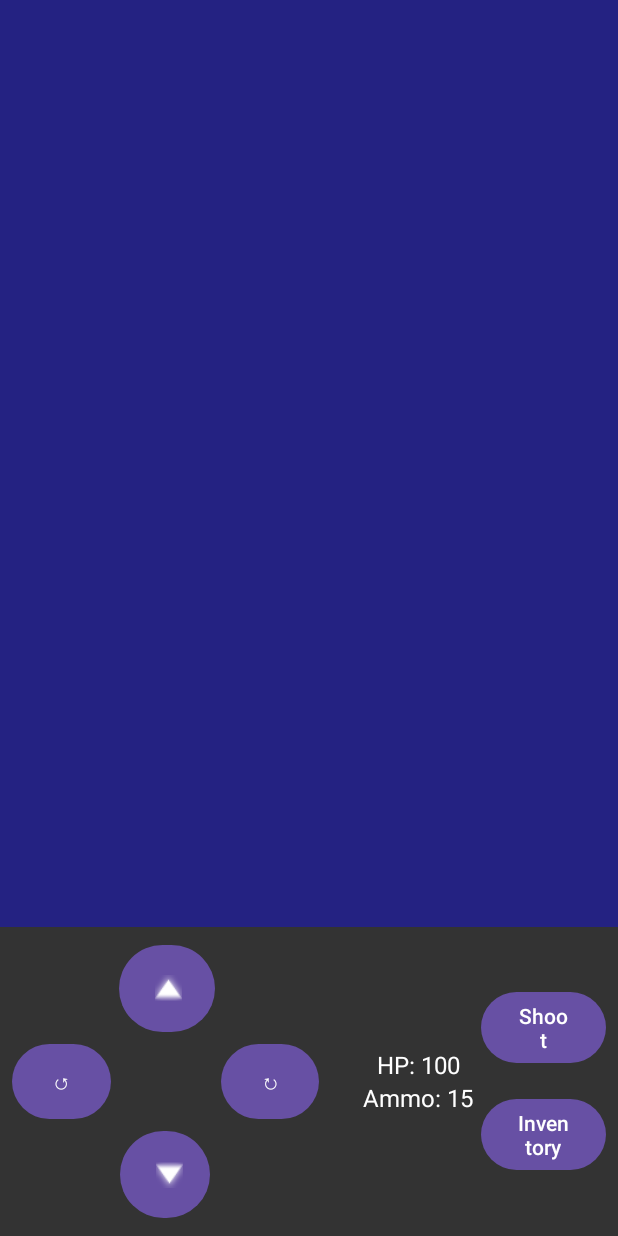
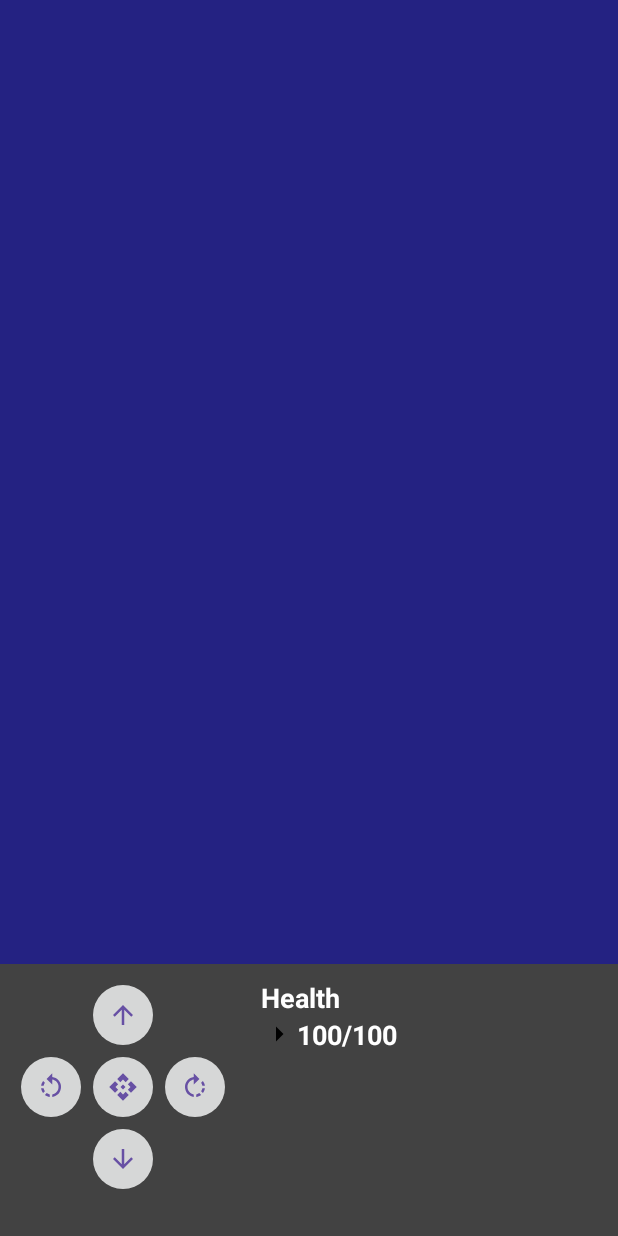
Before and after one commit to elingeniero-skully/ZombieDungeon, an Android app: the layout activity_main.xml on its own in the app's theme, with its tools: preview values and no code run, on a phone screen of 412 x 824 dp. Run offline under Robolectric (Android 15) with nearby library versions, the phone set to English and light mode, and no system bars.

Commit message:
New graphical interface

```diff
--- a/app/src/main/java/com/example/labyrinthe/MainActivity.kt
+++ b/app/src/main/java/com/example/labyrinthe/MainActivity.kt
@@ -66,11 +66,6 @@ class MainActivity : AppCompatActivity(), GameEventObserver {
             //TODO: implement shoot method and link it to the corresponding button
             //The behaviour will change depending on the active item in the inventory
         }
-        findViewById<Button>(R.id.btnInventory).setOnClickListener{
-            //TODO: make the inventory appear with the items shown
-            EventManager.notify(GameEvent.ShowInventory)
-        }
-
     }
 
     private fun showCredits() {
--- /dev/null
+++ b/app/src/main/res/drawable/baseline_api_24.xml
@@ -0,0 +1,5 @@
+<vector android:height="24dp" android:tint="#000000"
+    android:viewportHeight="24" android:viewportWidth="24"
+    android:width="24dp" xmlns:android="http://schemas.android.com/apk/res/android">
+    <path android:fillColor="@android:color/white" android:pathData="M14,12l-2,2l-2,-2l2,-2L14,12zM12,6l2.12,2.12l2.5,-2.5L12,1L7.38,5.62l2.5,2.5L12,6zM6,12l2.12,-2.12l-2.5,-2.5L1,12l4.62,4.62l2.5,-2.5L6,12zM18,12l-2.12,2.12l2.5,2.5L23,12l-4.62,-4.62l-2.5,2.5L18,12zM12,18l-2.12,-2.12l-2.5,2.5L12,23l4.62,-4.62l-2.5,-2.5L12,18z"/>
+</vector>
--- /dev/null
+++ b/app/src/main/res/drawable/baseline_arrow_right_24.xml
@@ -0,0 +1,5 @@
+<vector android:autoMirrored="true" android:height="24dp"
+    android:tint="#000000" android:viewportHeight="24"
+    android:viewportWidth="24" android:width="24dp" xmlns:android="http://schemas.android.com/apk/res/android">
+    <path android:fillColor="@android:color/white" android:pathData="M10,17l5,-5 -5,-5v10z"/>
+</vector>
--- /dev/null
+++ b/app/src/main/res/drawable/baseline_arrow_upward_24.xml
@@ -0,0 +1,5 @@
+<vector android:height="30dp" android:tint="#000000"
+    android:viewportHeight="24" android:viewportWidth="24"
+    android:width="30dp" xmlns:android="http://schemas.android.com/apk/res/android">
+    <path android:fillColor="@android:color/white" android:pathData="M4,12l1.41,1.41L11,7.83V20h2V7.83l5.58,5.59L20,12l-8,-8 -8,8z"/>
+</vector>
--- /dev/null
+++ b/app/src/main/res/drawable/baseline_rotate_right_24.xml
@@ -0,0 +1,5 @@
+<vector android:autoMirrored="true" android:height="24dp"
+    android:tint="#000000" android:viewportHeight="24"
+    android:viewportWidth="24" android:width="24dp" xmlns:android="http://schemas.android.com/apk/res/android">
+    <path android:fillColor="@android:color/white" android:pathData="M15.55,5.55L11,1v3.07C7.06,4.56 4,7.92 4,12s3.05,7.44 7,7.93v-2.02c-2.84,-0.48 -5,-2.94 -5,-5.91s2.16,-5.43 5,-5.91L11,10l4.55,-4.45zM19.93,11c-0.17,-1.39 -0.72,-2.73 -1.62,-3.89l-1.42,1.42c0.54,0.75 0.88,1.6 1.02,2.47h2.02zM13,17.9v2.02c1.39,-0.17 2.74,-0.71 3.9,-1.61l-1.44,-1.44c-0.75,0.54 -1.59,0.89 -2.46,1.03zM16.89,15.48l1.42,1.41c0.9,-1.16 1.45,-2.5 1.62,-3.89h-2.02c-0.14,0.87 -0.48,1.72 -1.02,2.48z"/>
+</vector>
--- a/app/src/main/res/layout/activity_main.xml
+++ b/app/src/main/res/layout/activity_main.xml
@@ -4,154 +4,116 @@
     android:id="@+id/rootLayout"
     android:layout_width="match_parent"
     android:layout_height="match_parent"
-    android:orientation="vertical">
+    android:orientation="vertical"
+    android:background="@color/cardview_dark_background">
 
     <!-- Map / Game View (3/4 of screen) -->
-
     <FrameLayout
         android:id="@+id/gameMapContainer"
         android:layout_width="match_parent"
         android:layout_height="0dp"
-        android:layout_weight="3"
+        android:layout_weight="4"
         android:background="#242282" />
 
-
     <!-- Controls / Stats (1/4 of screen) -->
-
     <LinearLayout
-        android:id="@+id/controlPanel"
         android:layout_width="match_parent"
         android:layout_height="0dp"
         android:layout_weight="1"
-        android:background="#333333"
         android:orientation="horizontal"
-        android:padding="8dp">
+        android:background="@color/cardview_dark_background"
+        android:layout_margin="10dp">
 
-        <!-- LEFT: D-Pad -->
+        <!-- GridLayout for buttons -->
+        <GridLayout
+            android:layout_width="wrap_content"
+            android:layout_height="wrap_content"
+            android:columnCount="3"
+            android:rowCount="3">
 
+            <!-- Up Button -->
+            <com.google.android.material.button.MaterialButton
+                style="@style/Widget.Material3.Button.IconButton"
+                app:icon="@drawable/baseline_arrow_upward_24"
+                android:id="@+id/btnUp"
+                app:backgroundTint="?android:attr/colorButtonNormal"
+                android:layout_row="0"
+                android:layout_column="1"
+                android:contentDescription="Move Up" />
+
+            <!-- Left Button -->
+            <com.google.android.material.button.MaterialButton
+                style="@style/Widget.Material3.Button.IconButton"
+                app:icon="@drawable/baseline_rotate_right_24"
+                android:id="@+id/btnLeft"
+                app:backgroundTint="?android:attr/colorButtonNormal"
+                android:layout_row="1"
+                android:layout_column="0"
+                android:scaleX="-1"
+                android:contentDescription="Move Left" />
+
+            <!-- Right Button -->
+            <com.google.android.material.button.MaterialButton
+                style="@style/Widget.Material3.Button.IconButton"
+                app:icon="@drawable/baseline_rotate_right_24"
+                android:id="@+id/btnRight"
+                app:backgroundTint="?android:attr/colorButtonNormal"
+                android:layout_row="1"
+                android:layout_column="2"
+                android:contentDescription="Move Right" />
+
+            <!-- Shoot Button -->
+            <com.google.android.material.button.MaterialButton
+                style="@style/Widget.Material3.Button.IconButton"
+                android:id="@+id/btnShoot"
+                app:icon="@drawable/baseline_api_24"
+                app:backgroundTint="?android:attr/colorButtonNormal"
+                android:layout_row="1"
+                android:layout_column="1"
+                android:contentDescription="Shoot" />
+
+            <!-- Down Button -->
+            <com.google.android.material.button.MaterialButton
+                style="@style/Widget.Material3.Button.IconButton"
+                android:id="@+id/btnDown"
+                app:icon="@drawable/baseline_arrow_upward_24"
+                app:backgroundTint="?android:attr/colorButtonNormal"
+                android:layout_row="2"
+                android:layout_column="1"
+                android:scaleY="-1"
+                android:contentDescription="Move Down" />
+
+        </GridLayout>
+
+        <!-- Health Stats -->
         <LinearLayout
-            android:id="@+id/movementPad"
-            android:layout_width="146dp"
-            android:layout_height="match_parent"
-            android:layout_weight="1"
-            android:gravity="start|center_vertical"
+            android:layout_width="wrap_content"
+            android:layout_height="wrap_content"
             android:orientation="vertical">
 
-            <LinearLayout
-                android:layout_width="match_parent"
-                android:layout_height="match_parent"
-                android:layout_weight="1"
-                android:orientation="horizontal">
+            <!-- Health TextView -->
+            <TextView
+                android:id="@+id/healthTv"
+                android:layout_width="wrap_content"
+                android:layout_height="wrap_content"
+                android:layout_marginLeft="20dp"
+                android:text="Health"
+                android:textStyle="bold"
+                android:textColor="@color/cardview_light_background"
+                android:textSize="18sp" />
 
-                <Space
-                    android:layout_width="71dp"
-                    android:layout_height="15dp" />
-
-                <Button
-                    android:id="@+id/btnUp"
-                    android:layout_width="64dp"
-                    android:layout_height="match_parent"
-                    android:text="↑"
-                    app:icon="@android:drawable/arrow_up_float" />
-            </LinearLayout>
-
-            <LinearLayout
+            <!-- Health Value TextView -->
+            <TextView
+                android:id="@+id/healthValueTv"
                 android:layout_width="wrap_content"
-                android:layout_height="58dp"
-                android:orientation="horizontal">
-
-                <Button
-                    android:id="@+id/btnLeft"
-                    android:layout_width="66dp"
-                    android:layout_height="match_parent"
-                    android:text="↺"/>
-
-                <Space
-                    android:layout_width="73dp"
-                    android:layout_height="wrap_content" />
-
-                <Button
-                    android:id="@+id/btnRight"
-                    android:layout_width="65dp"
-                    android:layout_height="58dp"
-                    android:text="↻"/>
-
-            </LinearLayout>
-
-            <LinearLayout
-                android:layout_width="match_parent"
-                android:layout_height="match_parent"
-                android:layout_weight="1"
-                android:orientation="horizontal">
-
-                <Space
-                    android:layout_width="72dp"
-                    android:layout_height="wrap_content" />
-
-                <Button
-                    android:id="@+id/btnDown"
-                    android:layout_width="60dp"
-                    android:layout_height="match_parent"
-                    android:text="↓"
-                    app:icon="@android:drawable/arrow_down_float" />
-            </LinearLayout>
+                android:layout_height="wrap_content"
+                android:layout_marginLeft="20dp"
+                android:textStyle="bold"
+                android:text="100/100"
+                android:drawableStart="@drawable/baseline_arrow_right_24"
+                android:textColor="@color/cardview_light_background"
+                android:textSize="18sp" />
 
         </LinearLayout>
-
-
-
-        <!-- RIGHT: Action Buttons -->
-        <LinearLayout
-            android:layout_width="0dp"
-            android:layout_height="match_parent"
-            android:layout_weight="1"
-            android:gravity="center"
-            android:orientation="vertical">
-
-            <!-- MIDDLE: Stats -->
-
-            <TextView
-                android:id="@+id/tvHealth"
-                android:layout_width="wrap_content"
-                android:layout_height="wrap_content"
-                android:text="HP: 100"
-                android:textColor="#FFFFFF"
-                android:textSize="16sp" />
-
-            <TextView
-                android:id="@+id/tvAmmo"
-                android:layout_width="wrap_content"
-                android:layout_height="wrap_content"
-                android:text="Ammo: 15"
-                android:textColor="#FFFFFF"
-                android:textSize="16sp" />
-        </LinearLayout>
-
-
-        <LinearLayout
-            android:id="@+id/actionPanel"
-            android:layout_width="0dp"
-            android:layout_height="match_parent"
-            android:layout_weight="1"
-            android:gravity="end|center_vertical"
-            android:orientation="vertical">
-
-            <Button
-                android:id="@+id/btnShoot"
-                android:layout_width="wrap_content"
-                android:layout_height="wrap_content"
-                android:text="Shoot" />
-
-            <Space
-                android:layout_width="wrap_content"
-                android:layout_height="16dp" />
-
-            <Button
-                android:id="@+id/btnInventory"
-                android:layout_width="wrap_content"
-                android:layout_height="wrap_content"
-                android:text="Inventory" />
-        </LinearLayout>
-
     </LinearLayout>
 </LinearLayout>
```
Also changed, not shown: app/src/main/res/drawable/_ceff62b8a2aa86342062ae04c4be6b4.png (deleted).
